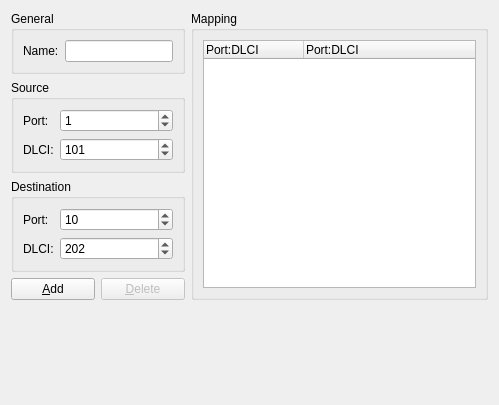
This is gns3/modules/builtin/ui/frame_relay_switch_configuration_page.ui in GNS3/gns3-gui as Qt 5 draws it before an edit. The edited form follows.
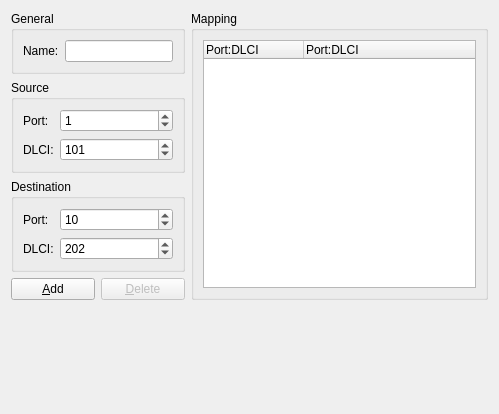
This is the edited form.

```diff
--- a/gns3/modules/builtin/ui/frame_relay_switch_configuration_page.ui
+++ b/gns3/modules/builtin/ui/frame_relay_switch_configuration_page.ui
@@ -7,7 +7,7 @@
     <x>0</x>
     <y>0</y>
     <width>499</width>
-    <height>405</height>
+    <height>414</height>
    </rect>
   </property>
   <property name="windowTitle">
```
Left out of the diff: 3 changed lines with no effect on the pictures.
